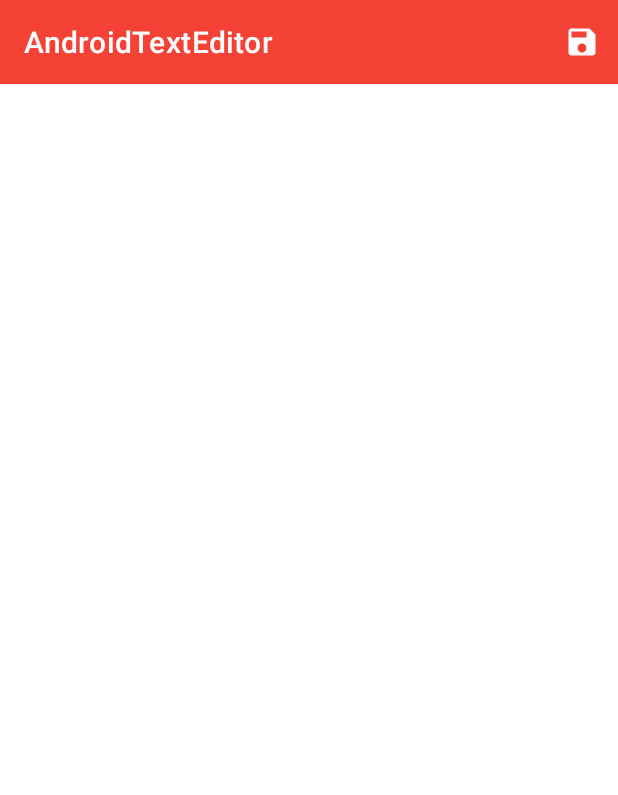
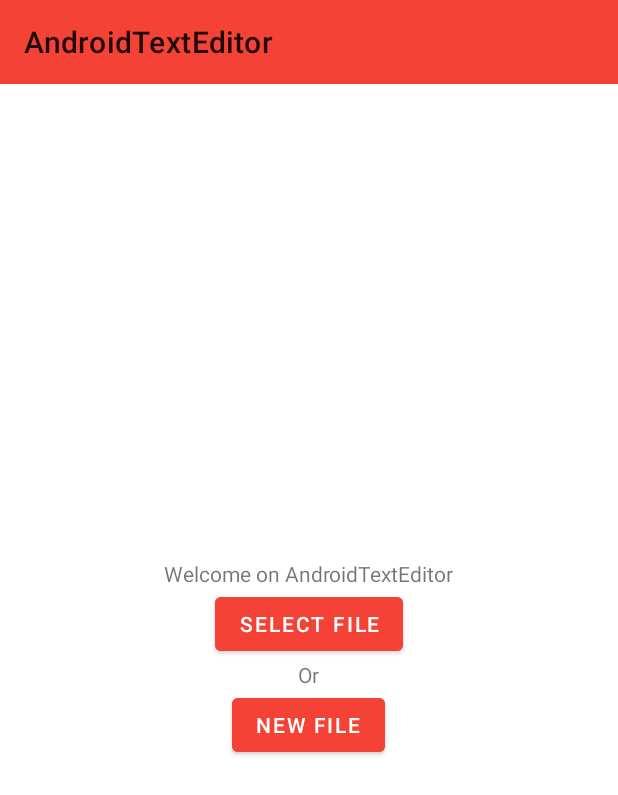
Before and after one commit to awesome-github-repo/android-text-editor, an Android app: the screen it shows after launch (MainActivity), on a phone screen of 412 x 824 dp. Shown: the top 795 px of the screen. Run offline under Robolectric (Android 15) with nearby library versions, the phone set to English and light mode, and no system bars; libraries missing offline, so code that uses them is left out: com.anggrayudi.storage; 1 statement that could not run was skipped.

Commit message:
Add home screen

```diff
--- a/app/build.gradle
+++ b/app/build.gradle
@@ -40,7 +40,12 @@ dependencies {
     implementation 'androidx.appcompat:appcompat:1.2.0'
     implementation 'com.google.android.material:material:1.3.0'
     implementation 'androidx.constraintlayout:constraintlayout:2.0.4'
+    implementation 'androidx.navigation:navigation-fragment-ktx:2.3.4'
+    implementation 'androidx.navigation:navigation-ui-ktx:2.3.4'
+    implementation 'androidx.legacy:legacy-support-v4:1.0.0'
     testImplementation 'junit:junit:4.13.2'
     androidTestImplementation 'androidx.test.ext:junit:1.1.2'
     androidTestImplementation 'androidx.test.espresso:espresso-core:3.3.0'
 }
+
+apply plugin: "androidx.navigation.safeargs.kotlin"
--- a/app/src/main/AndroidManifest.xml
+++ b/app/src/main/AndroidManifest.xml
@@ -21,6 +21,7 @@
                 <category android:name="android.intent.category.LAUNCHER" />
             </intent-filter>
         </activity>
+        <activity android:name=".EditActivity"></activity>
     </application>
 
 </manifest>
--- /dev/null
+++ b/app/src/main/java/com/victorb/androidtexteditor/HomeFragment.kt
@@ -0,0 +1,49 @@
+package com.victorb.androidtexteditor
+
+import android.content.Intent
+import android.os.Bundle
+import android.view.LayoutInflater
+import android.view.View
+import android.view.ViewGroup
+import android.widget.Button
+import android.widget.Toast
+import androidx.documentfile.provider.DocumentFile
+import androidx.fragment.app.Fragment
+import androidx.navigation.findNavController
+import com.anggrayudi.storage.SimpleStorageHelper
+
+class HomeFragment : Fragment() {
+    private val fileRequestCode = 1
+
+    override fun onCreate(savedInstanceState: Bundle?) {
+        super.onCreate(savedInstanceState)
+    }
+
+    override fun onCreateView(
+        inflater: LayoutInflater, container: ViewGroup?,
+        savedInstanceState: Bundle?
+    ): View? {
+        // Inflate the layout for this fragment
+        val view = inflater.inflate(R.layout.fragment_home, container, false)
+
+        view.findViewById<Button>(R.id.button_new_file).setOnClickListener {
+            Toast.makeText(activity, "TODO", Toast.LENGTH_LONG).show()
+        }
+
+        view.findViewById<Button>(R.id.button_select_file).setOnClickListener {
+            (requireActivity() as MainActivity).storageHelper.onFileSelected = { _: Int, documentFile: DocumentFile ->
+                println("SWITCHING ACTIVITY")
+                requireActivity().findNavController(R.id.fragment2).navigate(
+                    HomeFragmentDirections.actionHomeFragmentToEditFragment(documentFile.uri.toString()))
+            }
+            (requireActivity() as MainActivity).storageHelper.openFilePicker(fileRequestCode, "text/*")
+        }
+
+        return view
+    }
+
+    companion object {
+        @JvmStatic
+        fun newInstance() = HomeFragment()
+    }
+}
--- a/app/src/main/java/com/victorb/androidtexteditor/MainActivity.kt
+++ b/app/src/main/java/com/victorb/androidtexteditor/MainActivity.kt
@@ -1,62 +1,23 @@
 package com.victorb.androidtexteditor
 
 import android.content.Intent
+import android.os.Bundle
 import androidx.appcompat.app.AppCompatActivity
-import android.os.Bundle
-import android.text.Editable
-import android.view.Menu
-import android.view.MenuItem
-import android.widget.EditText
-import android.widget.Toast
-import android.widget.Toolbar
-import androidx.documentfile.provider.DocumentFile
 import com.anggrayudi.storage.SimpleStorageHelper
-import com.anggrayudi.storage.file.*
-import com.google.android.material.textfield.TextInputEditText
-import java.io.BufferedReader
-import java.io.FileReader
 
 class MainActivity : AppCompatActivity() {
-    private lateinit var storageHelper: SimpleStorageHelper
-    private lateinit var openedFile: DocumentFile
+    lateinit var storageHelper: SimpleStorageHelper
 
     override fun onCreate(savedInstanceState: Bundle?) {
-        // Default actions
+        // Default tasks
         super.onCreate(savedInstanceState)
         setContentView(R.layout.activity_main)
 
         // Set up toolbar
-        val toolbar = findViewById<androidx.appcompat.widget.Toolbar>(R.id.toolbar)
+        val toolbar = findViewById<androidx.appcompat.widget.Toolbar>(R.id.main_toolbar)
         setSupportActionBar(toolbar)
 
-        // Set Simple Storage helper
         storageHelper = SimpleStorageHelper(this, savedInstanceState)
-
-        // When a file is opened
-        storageHelper.onFileSelected = { _: Int, documentFile: DocumentFile ->
-            openedFile = documentFile
-            val content = getFileContent(this, documentFile)
-            findViewById<EditText>(R.id.editTextTextMultilineContent).setText(content)
-            toolbar.title = documentFile.name
-        }
-        // Ask for a file
-        storageHelper.openFilePicker(1, "text/*")
-    }
-
-    override fun onCreateOptionsMenu(menu: Menu?): Boolean {
-        menuInflater.inflate(R.menu.menu_toolbar, menu)
-        return true
-    }
-
-    override fun onOptionsItemSelected(item: MenuItem): Boolean {
-        when (item.itemId) {
-            R.id.item_save_file -> {
-                val content = findViewById<EditText>(R.id.editTextTextMultilineContent).text.toString()
-                writeToFile(this, openedFile, content)
-                Toast.makeText(this, "File saved successfully", Toast.LENGTH_LONG).show()
-            }
-        }
-        return super.onOptionsItemSelected(item)
     }
 
     override fun onActivityResult(requestCode: Int, resultCode: Int, data: Intent?) {
@@ -65,12 +26,12 @@ class MainActivity : AppCompatActivity() {
     }
 
     override fun onSaveInstanceState(outState: Bundle) {
-        storageHelper.storage.onSaveInstanceState(outState)
+        storageHelper.onSaveInstanceState(outState)
         super.onSaveInstanceState(outState)
     }
 
     override fun onRestoreInstanceState(savedInstanceState: Bundle) {
         super.onRestoreInstanceState(savedInstanceState)
-        storageHelper.storage.onRestoreInstanceState(savedInstanceState)
+        storageHelper.onRestoreInstanceState(savedInstanceState)
     }
 }
--- a/app/src/main/res/layout/activity_main.xml
+++ b/app/src/main/res/layout/activity_main.xml
@@ -4,10 +4,13 @@
     xmlns:tools="http://schemas.android.com/tools"
     android:layout_width="match_parent"
     android:layout_height="match_parent"
+    android:layout_gravity="center"
+    android:gravity="center"
+    android:orientation="vertical"
     tools:context=".MainActivity">
 
     <androidx.appcompat.widget.Toolbar
-        android:id="@+id/toolbar"
+        android:id="@+id/main_toolbar"
         android:layout_width="match_parent"
         android:layout_height="wrap_content"
         android:background="@color/accent"
@@ -15,24 +18,18 @@
         android:theme="?attr/actionBarTheme"
         app:layout_constraintEnd_toEndOf="parent"
         app:layout_constraintStart_toStartOf="parent"
-        app:layout_constraintTop_toTopOf="parent"
-        app:titleTextColor="#FFFFFF" />
+        app:layout_constraintTop_toTopOf="parent" />
 
-    <EditText
-        android:id="@+id/editTextTextMultilineContent"
+    <androidx.fragment.app.FragmentContainerView
+        android:id="@+id/fragment2"
+        android:name="androidx.navigation.fragment.NavHostFragment"
         android:layout_width="match_parent"
         android:layout_height="0dp"
-        android:layout_marginStart="8dp"
-        android:layout_marginTop="8dp"
-        android:layout_marginEnd="8dp"
-        android:background="@null"
-        android:ems="10"
-        android:fontFamily="monospace"
-        android:gravity="start|top"
-        android:inputType="textMultiLine"
+        app:defaultNavHost="true"
         app:layout_constraintBottom_toBottomOf="parent"
         app:layout_constraintEnd_toEndOf="parent"
         app:layout_constraintStart_toStartOf="parent"
-        app:layout_constraintTop_toBottomOf="@+id/toolbar" />
+        app:layout_constraintTop_toBottomOf="@+id/main_toolbar"
+        app:navGraph="@navigation/navigation" />
 
 </androidx.constraintlayout.widget.ConstraintLayout>
--- /dev/null
+++ b/app/src/main/res/layout/fragment_home.xml
@@ -0,0 +1,43 @@
+<?xml version="1.0" encoding="utf-8"?>
+<FrameLayout xmlns:android="http://schemas.android.com/apk/res/android"
+    xmlns:tools="http://schemas.android.com/tools"
+    android:layout_width="match_parent"
+    android:layout_height="match_parent"
+    tools:context=".HomeFragment">
+
+    <!-- TODO: Update blank fragment layout -->
+    <LinearLayout
+        android:layout_width="wrap_content"
+        android:layout_height="wrap_content"
+        android:layout_gravity="center"
+        android:gravity="center"
+        android:orientation="vertical">
+
+        <TextView
+            android:id="@+id/textView_welcome"
+            android:layout_width="wrap_content"
+            android:layout_height="wrap_content"
+            android:text="@string/welcome" />
+
+        <Button
+            android:id="@+id/button_select_file"
+            android:layout_width="wrap_content"
+            android:layout_height="wrap_content"
+            android:backgroundTint="@color/accent"
+            android:text="@string/select_file" />
+
+        <TextView
+            android:id="@+id/textView2"
+            android:layout_width="wrap_content"
+            android:layout_height="wrap_content"
+            android:text="@string/or" />
+
+        <Button
+            android:id="@+id/button_new_file"
+            android:layout_width="wrap_content"
+            android:layout_height="wrap_content"
+            android:backgroundTint="@color/accent"
+            android:text="@string/new_file" />
+    </LinearLayout>
+
+</FrameLayout>
--- /dev/null
+++ b/app/src/main/res/navigation/navigation.xml
@@ -0,0 +1,25 @@
+<?xml version="1.0" encoding="utf-8"?>
+<navigation xmlns:android="http://schemas.android.com/apk/res/android"
+    xmlns:app="http://schemas.android.com/apk/res-auto"
+    xmlns:tools="http://schemas.android.com/tools"
+    android:id="@+id/navigation"
+    app:startDestination="@id/homeFragment">
+    <fragment
+        android:id="@+id/homeFragment"
+        android:name="com.victorb.androidtexteditor.HomeFragment"
+        android:label="fragment_home"
+        tools:layout="@layout/fragment_home" >
+        <action
+            android:id="@+id/action_homeFragment_to_editFragment"
+            app:destination="@id/editFragment" />
+    </fragment>
+    <fragment
+        android:id="@+id/editFragment"
+        android:name="com.victorb.androidtexteditor.EditFragment"
+        android:label="fragment_edit"
+        tools:layout="@layout/fragment_edit" >
+        <argument
+            android:name="uriString"
+            app:argType="string" />
+    </fragment>
+</navigation>
--- a/app/src/main/res/values/strings.xml
+++ b/app/src/main/res/values/strings.xml
@@ -1,3 +1,10 @@
 <resources>
     <string name="app_name">AndroidTextEditor</string>
+
+    <string name="welcome">Welcome on AndroidTextEditor</string>
+    <string name="new_file">New file</string>
+    <string name="or">Or</string>
+    <string name="select_file">Select file</string>
+
+    <string name="file_saved">File saved successfully</string>
 </resources>
--- a/build.gradle
+++ b/build.gradle
@@ -11,6 +11,9 @@ buildscript {
 
         // NOTE: Do not place your application dependencies here; they belong
         // in the individual module build.gradle files
+
+        def nav_version = "2.3.4"
+        classpath "androidx.navigation:navigation-safe-args-gradle-plugin:$nav_version"
     }
 }
 
```
Also changed, not shown: app/src/main/java/com/victorb/androidtexteditor/EditFragment.kt (added, +65 -0 lines), app/src/main/java/com/victorb/androidtexteditor/FileUtils.kt (+6 -7 lines), app/src/main/res/layout/fragment_edit.xml (added, +26 -0 lines), 1 other file.
